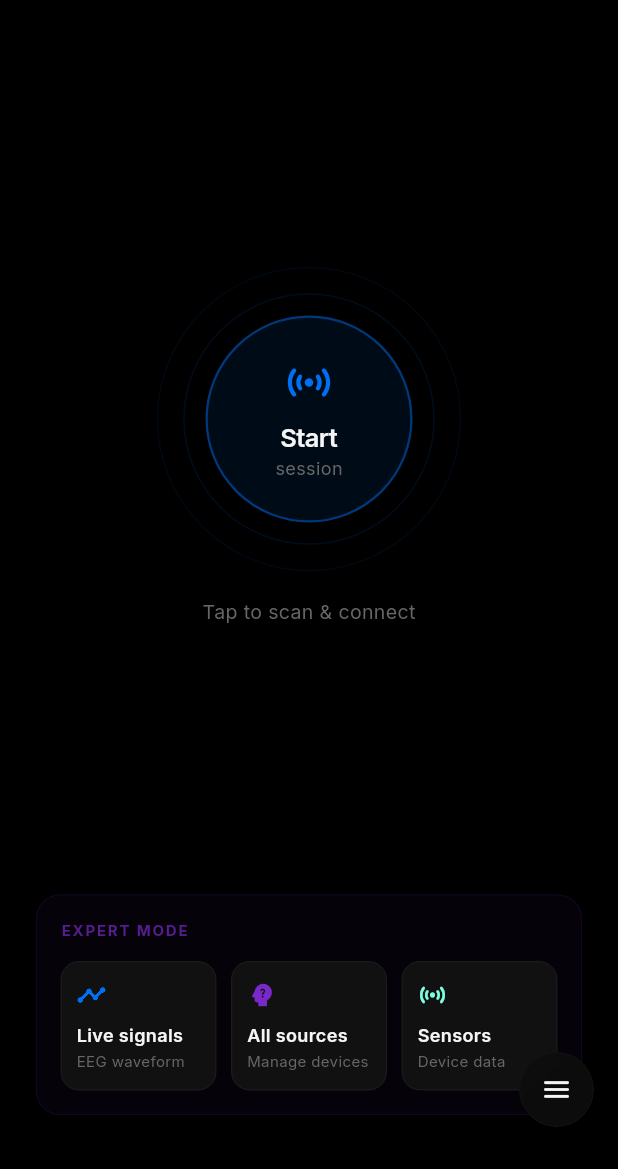
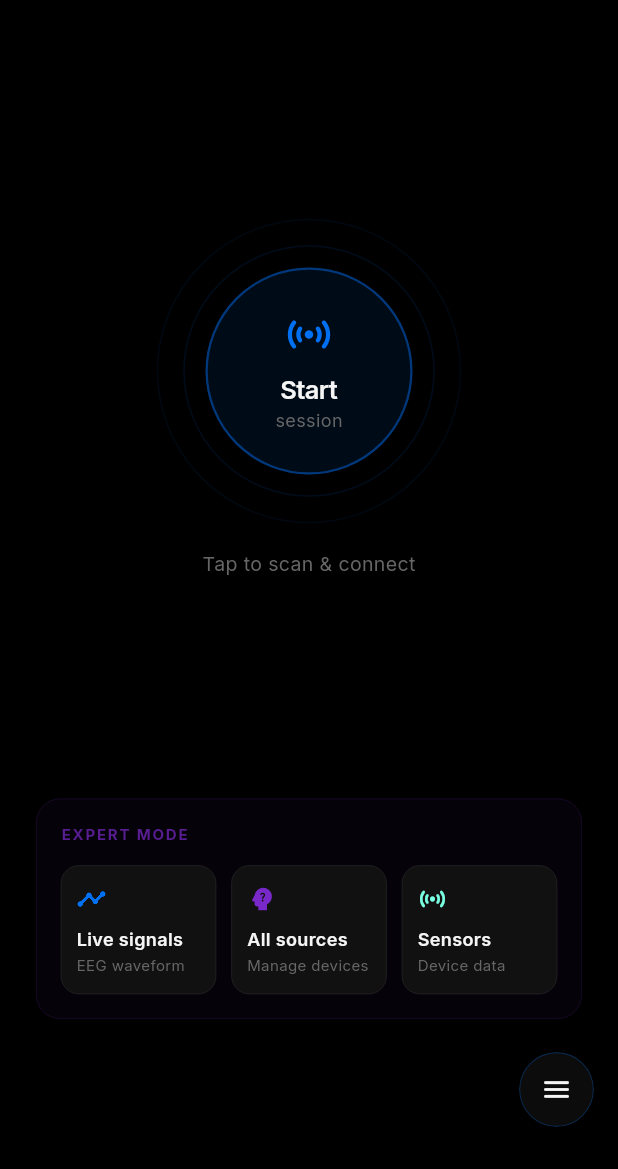
Before and after one commit to miruns/miruns-connect, a Flutter app: the EegHomeScreen screen opened by its route, after a tap on "Expert", on a phone screen of 412 x 824 dp, the part 67-1236 px from its top. Run offline on Flutter 3.47's test engine with Material 3 defaults, Android fonts, the phone set to English and light mode, and no system bars; our stand-ins replace flutter_blue_plus, flutter_dotenv, flutter_local_notifications, flutter_riverpod, geolocator, go_router and 5 more; missing offline and left inert: device_calendar, flutter_foreground_task, health, in_app_update, mobile_scanner, workmanager; accounts and stored records are empty; statements that could not run were skipped.

Commit message:
fix(ui): adjust padding in ExpertPanel and update MenuFab border styling for improved aesthetics

```diff
--- a/lib/features/eeg/screens/eeg_home_screen.dart
+++ b/lib/features/eeg/screens/eeg_home_screen.dart
@@ -244,7 +244,7 @@ class _EegHomeScreenState extends ConsumerState<EegHomeScreen>
                 curve: Curves.easeInOut,
                 child: _expertMode
                     ? Padding(
-                        padding: const EdgeInsets.only(bottom: 16),
+                        padding: const EdgeInsets.only(bottom: 80),
                         child: _ExpertPanel(
                           onLiveSignals: () => context.push('/sources/ads1299'),
                           onSources: () => context.push('/sources'),
--- a/lib/features/shell/app_shell.dart
+++ b/lib/features/shell/app_shell.dart
@@ -189,8 +189,8 @@ class _MenuFab extends ConsumerWidget {
                 color: AppTheme.deepSea.withValues(alpha: 0.92),
                 borderRadius: BorderRadius.circular(28),
                 border: Border.all(
-                  color: AppTheme.shimmer.withValues(alpha: 0.40),
-                  width: 0.5,
+                  color: AppTheme.glow.withValues(alpha: 0.28),
+                  width: 0.8,
                 ),
                 boxShadow: [
                   BoxShadow(
```
